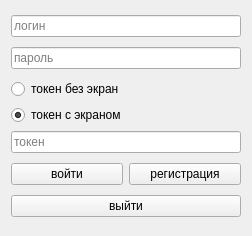
RefcharpN/messenger, file login.ui: the form before one commit.
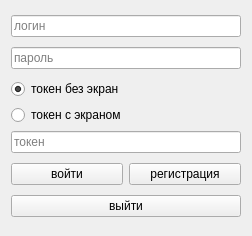
The form after the commit.

```diff
--- a/login.ui
+++ b/login.ui
@@ -35,6 +35,9 @@
        <property name="text">
         <string>токен без экран</string>
        </property>
+       <property name="checked">
+        <bool>true</bool>
+       </property>
       </widget>
      </item>
      <item>
@@ -43,7 +46,7 @@
         <string>токен с экраном</string>
        </property>
        <property name="checked">
-        <bool>true</bool>
+        <bool>false</bool>
        </property>
       </widget>
      </item>
```
